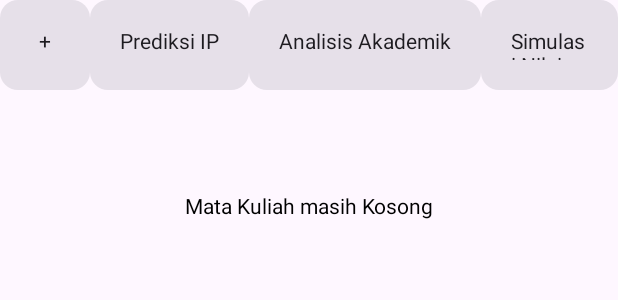
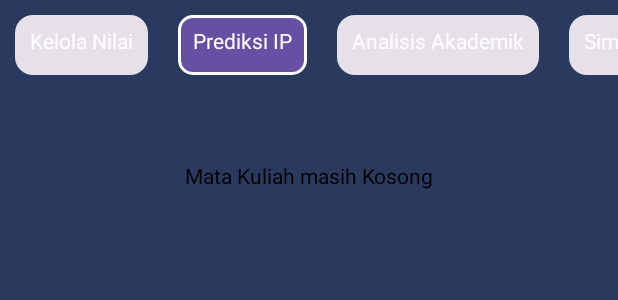
Before and after one commit to samuelalfito/Acadify, an Android app built with Jetpack Compose: the @Preview function PrediksiIPScreenPreview, on a phone screen of 412 x 824 dp. Shown: the top 300 px of the screen. Run offline under Robolectric (Android 15) with nearby library versions, the phone set to English and light mode, and no system bars; our stand-ins replace Firebase (no records; nobody signed in at launch, a user with empty details on screens opened directly).

Commit message:
fix: new UI

```diff
--- a/app/src/main/java/com/acadify/presentation/prediksiip/PrediksiIPCard.kt
+++ b/app/src/main/java/com/acadify/presentation/prediksiip/PrediksiIPCard.kt
@@ -1,5 +1,6 @@
 package com.acadify.presentation.prediksiip
 
+import androidx.compose.foundation.layout.Box
 import androidx.compose.foundation.layout.Column
 import androidx.compose.foundation.layout.Row
 import androidx.compose.foundation.layout.Spacer
@@ -15,14 +16,16 @@ import androidx.compose.runtime.Composable
 import androidx.compose.ui.Alignment
 import androidx.compose.ui.Modifier
 import androidx.compose.ui.graphics.Color
+import androidx.compose.ui.text.font.FontWeight
 import androidx.compose.ui.tooling.preview.Preview
 import androidx.compose.ui.unit.dp
+import androidx.compose.ui.unit.sp
 import com.acadify.model.data.KomponenNilai
 import com.acadify.model.data.MataKuliah
 import com.acadify.model.data.PrediksiIP
 import com.acadify.model.data.TambahNilai
 import com.acadify.presentation.analisisakademik.getColorForValue
-import com.acadify.presentation.ui.theme.PurpleBlue40
+import com.acadify.presentation.ui.theme.Blue40
 import java.util.Locale
 
 @Composable
@@ -32,7 +35,7 @@ fun PrediksiIPCard(mataKuliah: MataKuliah, prediksiIP: PrediksiIP) {
             modifier = Modifier
                 .weight(1f)
                 .padding(top = 8.dp, bottom = 8.dp, start = 16.dp),
-            colors = CardDefaults.cardColors(PurpleBlue40),
+            colors = CardDefaults.cardColors(Blue40),
             elevation = CardDefaults.cardElevation(defaultElevation = 4.dp)
         ) {
             Row(
@@ -51,10 +54,6 @@ fun PrediksiIPCard(mataKuliah: MataKuliah, prediksiIP: PrediksiIP) {
                     Spacer(modifier = Modifier.padding(4.dp))
                     Text(text = "SKS: ${mataKuliah.tambahNilai.jumlahSKS}", color = Color.White)
                 }
-                Text(
-                    text = "Nilai: ${mataKuliah.tambahNilai.nilai}",
-                    color = getColorForValue(mataKuliah.tambahNilai.nilai)
-                )
             }
         }
         Card(
@@ -63,16 +62,19 @@ fun PrediksiIPCard(mataKuliah: MataKuliah, prediksiIP: PrediksiIP) {
                 .padding(end = 16.dp)
                 .align(Alignment.CenterVertically),
             shape = RoundedCornerShape(
-                topStart = 0.dp,
-                topEnd = 8.dp,
-                bottomStart = 0.dp,
-                bottomEnd = 8.dp
+                topStart = 0.dp, topEnd = 8.dp, bottomStart = 0.dp, bottomEnd = 8.dp
             ),
         ) {
             Column(modifier = Modifier.padding(4.dp)) {
                 Text("Prediksi")
-                Text(String.format(Locale.getDefault(), "%.2f", prediksiIP.prediksiIP))
-                Text(String.format(Locale.getDefault(), "%.2f", prediksiIP.nilaiAkhir.firstOrNull() ?: 0f))
+                Text(
+                    String.format(
+                        Locale.getDefault(),
+                        "Nilai: %.2f",
+                        prediksiIP.nilaiAkhir.firstOrNull() ?: 0f
+                    )
+                )
+                Text(String.format(Locale.getDefault(), "IP    : %.2f", prediksiIP.prediksiIP))
             }
         }
     }
@@ -85,7 +87,6 @@ fun PrediksiIPCardPreview() {
         mataKuliah = MataKuliah(
             tambahNilai = TambahNilai("Matematika", 90f, 3f),
             komponenNilai = KomponenNilai(3f, 2f, 3f, 2f, 0.25f, 0.2f, 0.3f, 0.25f)
-        ),
-        prediksiIP = PrediksiIP(emptyList(), emptyList(), 0f)
+        ), prediksiIP = PrediksiIP(emptyList(), emptyList(), 0f)
     )
 }
--- a/app/src/main/java/com/acadify/presentation/prediksiip/PrediksiIPScreen.kt
+++ b/app/src/main/java/com/acadify/presentation/prediksiip/PrediksiIPScreen.kt
@@ -1,6 +1,7 @@
 package com.acadify.presentation.prediksiip
 
 import androidx.compose.foundation.background
+import androidx.compose.foundation.border
 import androidx.compose.foundation.clickable
 import androidx.compose.foundation.layout.Box
 import androidx.compose.foundation.layout.Column
@@ -12,7 +13,10 @@ import androidx.compose.foundation.layout.height
 import androidx.compose.foundation.layout.padding
 import androidx.compose.foundation.layout.size
 import androidx.compose.foundation.lazy.LazyColumn
+import androidx.compose.foundation.lazy.LazyRow
+import androidx.compose.foundation.shape.RoundedCornerShape
 import androidx.compose.material3.Card
+import androidx.compose.material3.CardDefaults
 import androidx.compose.material3.CircularProgressIndicator
 import androidx.compose.material3.MaterialTheme
 import androidx.compose.material3.Text
@@ -21,6 +25,7 @@ import androidx.compose.runtime.LaunchedEffect
 import androidx.compose.runtime.collectAsState
 import androidx.compose.ui.Alignment
 import androidx.compose.ui.Modifier
+import androidx.compose.ui.graphics.Color
 import androidx.compose.ui.platform.LocalContext
 import androidx.compose.ui.text.style.TextAlign
 import androidx.compose.ui.tooling.preview.Preview
@@ -28,66 +33,83 @@ import androidx.compose.ui.unit.dp
 import androidx.lifecycle.viewmodel.compose.viewModel
 import androidx.navigation.NavController
 import com.acadify.model.data.PrediksiIP
+import com.acadify.presentation.ui.theme.BlueLight2
+import com.acadify.presentation.ui.theme.Purple40
 import com.acadify.utils.Resource
 
 @Composable
 fun PrediksiIPScreen(navController: NavController) {
     val viewModel: PrediksiIPViewModel = viewModel()
+    val mataKuliahList = viewModel.mataKuliahList.collectAsState(initial = Resource.Loading())
+    val prediksiIPList = viewModel.prediksiIP.collectAsState()
 
     LaunchedEffect(Unit) {
         viewModel.hitungPrediksiIP()
     }
 
-    val mataKuliahList = viewModel.mataKuliahList.collectAsState(initial = Resource.Loading())
-    val prediksiIPList = viewModel.prediksiIP.collectAsState()
-
     Column(
         modifier = Modifier
             .fillMaxSize()
-            .background(MaterialTheme.colorScheme.background)
+            .background(BlueLight2)
     ) {
-        Row(
+        LazyRow(
             modifier = Modifier
                 .fillMaxWidth()
-                .height(80.dp)
         ) {
-            Card(modifier = Modifier.clickable {
+            item {
+                Card(
+                    modifier = Modifier
+                        .padding(10.dp)
+                        .clickable {
                             navController.navigate("kelola_nilai")
-            }) {
+                        }
+                ) {
                     Text(
-                    "+",
-                    modifier = Modifier
-                        .padding(20.dp)
-                        .size(20.dp),
-                    textAlign = TextAlign.Center
+                        "Kelola Nilai", modifier = Modifier
+                            .padding(10.dp)
+                            .height(20.dp),
+                        color = Color.White
                     )
                 }
-            Card(modifier = Modifier.clickable {
-                navController.navigate("prediksi_ip")
-            }) {
+                Card(
+                    modifier = Modifier
+                        .padding(10.dp)
+                        .border(2.dp, Color.White, shape = RoundedCornerShape(10.dp)),
+                    colors = CardDefaults.cardColors(Purple40),
+                ) {
                     Text(
                         "Prediksi IP", modifier = Modifier
-                        .padding(20.dp)
-                        .height(20.dp)
+                            .padding(10.dp)
+                            .height(20.dp),
+                        color = Color.White
                     )
                 }
-            Card(modifier = Modifier.clickable {
+                Card(
+                    modifier = Modifier
+                        .padding(10.dp)
+                        .clickable {
                             navController.navigate("analisis_akademik")
-            }) {
+                        }
+                ) {
                     Text(
                         "Analisis Akademik", modifier = Modifier
-                        .padding(20.dp)
-                        .height(20.dp)
+                            .padding(10.dp)
+                            .height(20.dp),
+                        color = Color.White
                     )
                 }
-            Card(modifier = Modifier.clickable {
+                Card(modifier = Modifier
+                    .padding(10.dp)
+                    .clickable {
                         navController.navigate("simulasi_nilai_ipk")
                     }) {
                     Text(
                         "Simulasi Nilai IPK", modifier = Modifier
-                        .padding(20.dp)
-                        .height(20.dp)
+                            .padding(10.dp)
+                            .height(20.dp),
+                        color = Color.White
                     )
+                }
             }
         }
         when (mataKuliahList.value) {
@@ -117,7 +139,8 @@ fun PrediksiIPScreen(navController: NavController) {
                     if (mataKuliahList.value.data?.isEmpty() == true) {
                         item {
                             Box(
-                                modifier = Modifier.fillMaxWidth(), contentAlignment = Alignment.Center
+                                modifier = Modifier.fillMaxWidth(),
+                                contentAlignment = Alignment.Center
                             ) {
                                 Text("Mata Kuliah masih Kosong")
                             }
@@ -128,7 +151,10 @@ fun PrediksiIPScreen(navController: NavController) {
                             if (mataKuliah != null) {
                                 val prediksiIP = PrediksiIP(
                                     nama = listOf(mataKuliah.tambahNilai.nama),
-                                    nilaiAkhir = listOf(prediksiIPList.value.nilaiAkhir.getOrElse(index) { 0f }),
+                                    nilaiAkhir = listOf(
+                                        prediksiIPList.value.nilaiAkhir.getOrElse(
+                                            index
+                                        ) { 0f }),
                                     prediksiIP = prediksiIPList.value.prediksiIP
                                 )
                                 PrediksiIPCard(mataKuliah = mataKuliah, prediksiIP = prediksiIP)
--- a/app/src/main/java/com/acadify/presentation/prediksiip/PrediksiIPViewModel.kt
+++ b/app/src/main/java/com/acadify/presentation/prediksiip/PrediksiIPViewModel.kt
@@ -63,7 +63,7 @@ class PrediksiIPViewModel : ViewModel() {
                     _prediksiIP.value = PrediksiIP(
                         nama = updatedPrediksi.map { it.nama },
                         nilaiAkhir = updatedPrediksi.map { it.nilaiAkhir / 25 },
-                        prediksiIP = averageNilaiAkhir
+                        prediksiIP = averageNilaiAkhir / 25
                     )
                 }
             }
```
Lines whose indentation alone changed are shown as unchanged.
